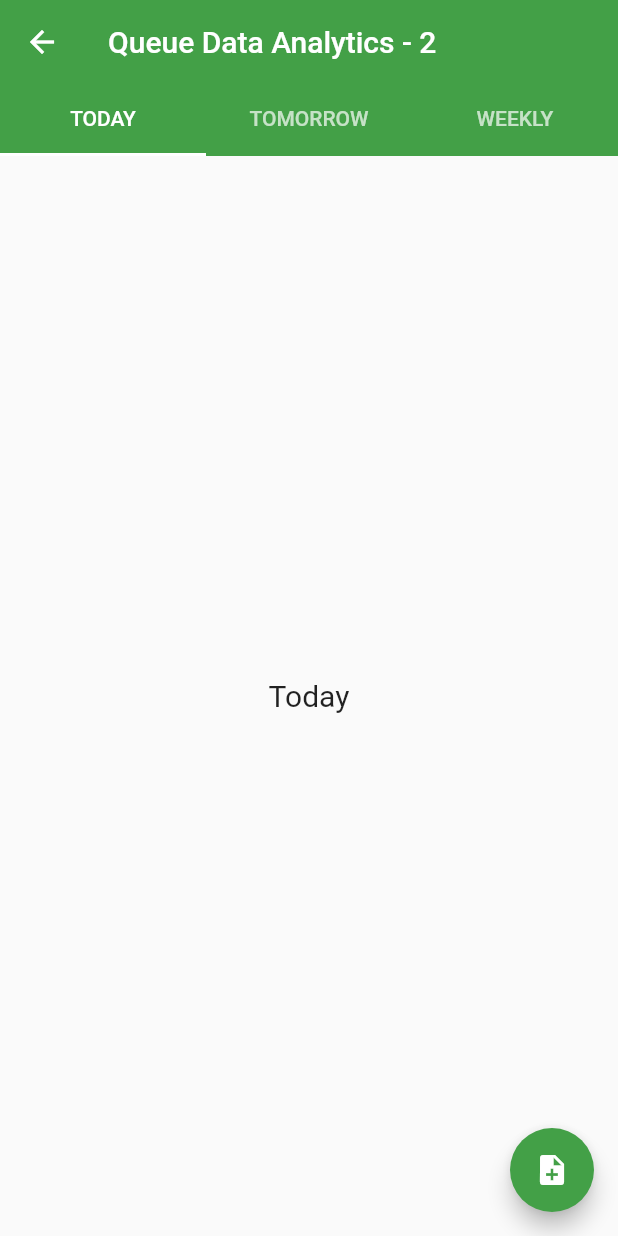
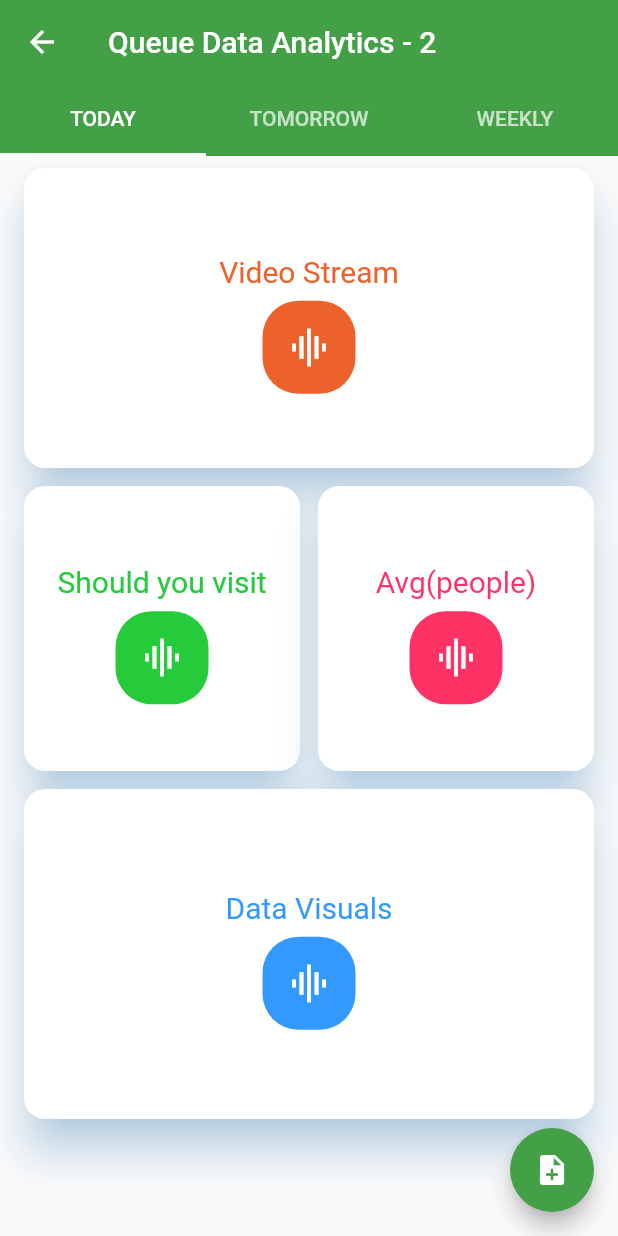
Before and after one commit to amanarora9848/cisco_meraki_app, a Flutter app: the screen it shows after launch, after a tap on an icon or button, on a phone screen of 412 x 824 dp. Run offline on Flutter 3.47's test engine with Material 2 defaults, Android fonts, the phone set to English and light mode, and no system bars; missing offline and left inert: flutter_circular_chart, flutter_sparkline.

Commit message:
Updated today and tomorrow pages

```diff
--- a/lib/today.dart
+++ b/lib/today.dart
@@ -1,17 +1,90 @@
 import 'package:flutter/material.dart';
+import 'package:flutter_staggered_grid_view/flutter_staggered_grid_view.dart';
 
 class Today extends StatelessWidget {
   @override
   Widget build(BuildContext context) {
-    return Container(
+    return new Scaffold(
+      body: TodayPage(),
+    );
+  }
+}
+
+class TodayPage extends StatefulWidget {
+  @override
+  _TodayPageState createState() => _TodayPageState();
+}
+
+class _TodayPageState extends State<TodayPage> {
+
+  Material myItems (IconData icon, String heading, int color) {
+    return Material(
+      color: Colors.white,
+      elevation: 12.0,
+      shadowColor: Color(0x802196F3),
+      borderRadius: BorderRadius.circular(14.0),
       child: new Center(
-        child: new Text(
-          'Today',
-          style: new TextStyle(
-            fontSize: 20.0,
+        child: new Padding(
+          padding: const EdgeInsets.all(8.0),
+          child: new Row(
+            mainAxisAlignment: MainAxisAlignment.center,
+            children: <Widget>[
+              new Column(
+                mainAxisAlignment: MainAxisAlignment.center,
+                children: <Widget>[
+                  Center(
+                    child: Padding(
+                      padding: const EdgeInsets.all(8.0),
+                      child: new Text(heading,
+                        style: new TextStyle(
+                          color: new Color(color),
+                          fontSize: 20.0,
+                        ),
+                      ),
+                    ),
+                  ),
+                  Material(
+                    color: new Color(color),
+                    borderRadius: BorderRadius.circular(24.0),
+                    child: Padding(
+                      padding: const EdgeInsets.all(16.0),
+                      child: new Icon(
+                        icon,
+                        color: Colors.white,
+                        size: 30.0,
+                      ),
+                    ),
+                  )
+                ],
+              ),
+            ],
           ),
         ),
       ),
     );
   }
+
+  @override
+  Widget build(BuildContext context) {
+    return new Scaffold(
+      body: new StaggeredGridView.count(
+        crossAxisCount: 2,
+        crossAxisSpacing: 12.0,
+        mainAxisSpacing: 12.0,
+        padding: EdgeInsets.symmetric(horizontal: 16.0, vertical: 8.0),
+        children: <Widget>[
+          myItems(Icons.graphic_eq, 'Video Stream', 0xffed622b),
+          myItems(Icons.graphic_eq, 'Should you visit', 0xff26cb3c),
+          myItems(Icons.graphic_eq, 'Avg(people)', 0xffff3266),
+          myItems(Icons.graphic_eq, 'Data Visuals', 0xff3399fe),
+        ],
+        staggeredTiles: [
+          StaggeredTile.extent(2, 200.0),
+          StaggeredTile.extent(1, 190.0),
+          StaggeredTile.extent(1, 190.0),
+          StaggeredTile.extent(2, 220.0),
+        ],
+      ),
+    );
+  }
 }
--- a/pubspec.yaml
+++ b/pubspec.yaml
@@ -25,6 +25,7 @@ dependencies:
   flutter_sparkline: "^0.1.0"
   flutter_circular_chart: "^0.1.0"
   flutter_staggered_grid_view: "^0.2.5"
+  firebase_auth: "^0.5.12"
 
 dev_dependencies:
   flutter_test:
```
Also changed, not shown: lib/tabs.dart (+0 -8 lines), lib/tomorrow.dart (+74 -5 lines).
